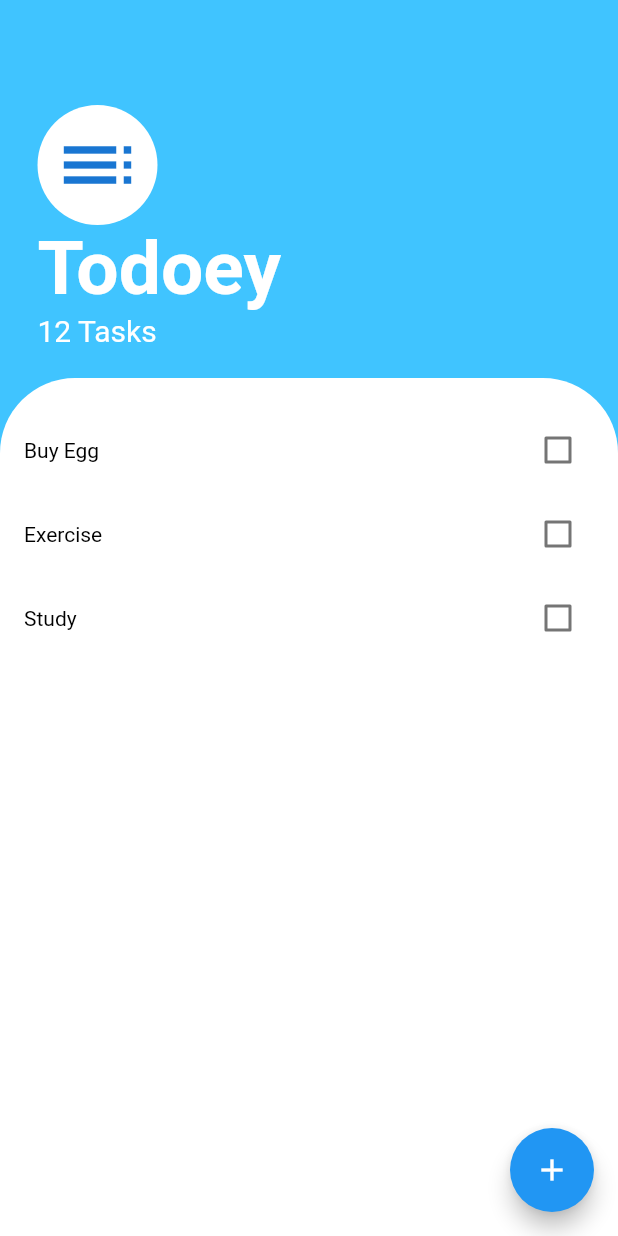
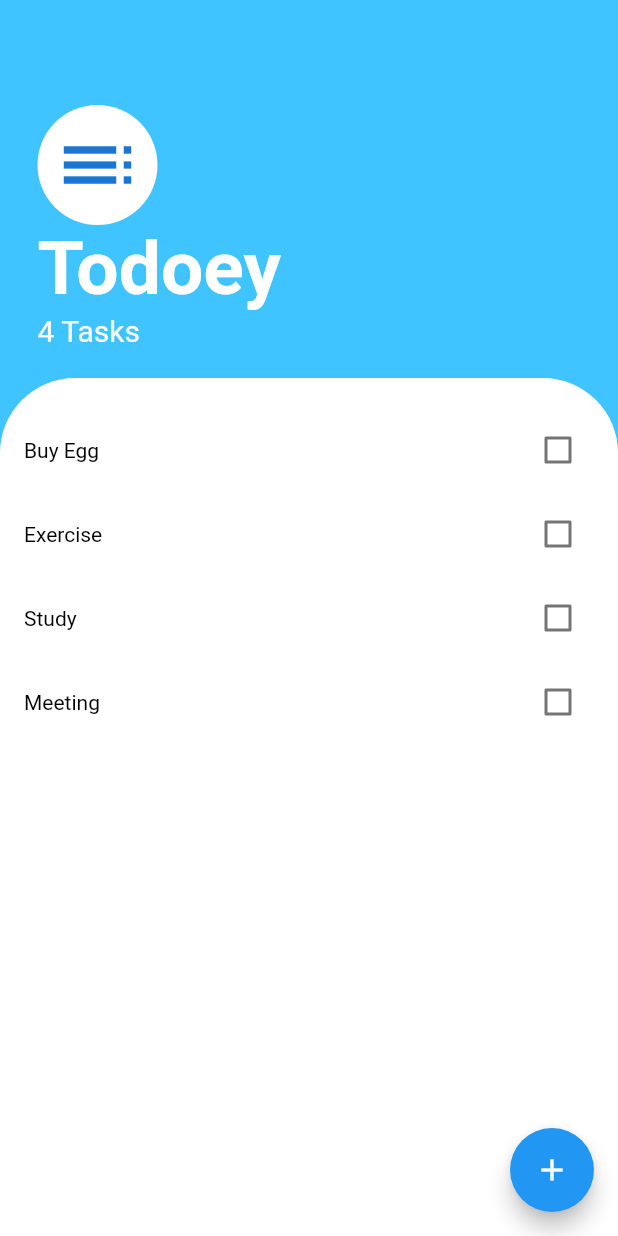
Before and after one commit to vikepk/Todey, a Flutter app: the screen it shows after launch, on a phone screen of 412 x 824 dp. Run offline on Flutter 3.47's test engine with Material 2 defaults, Android fonts, the phone set to English and light mode, and no system bars.

Commit message:
Provider Added Working in Static data

```diff
--- a/lib/components/tasklist.dart
+++ b/lib/components/tasklist.dart
@@ -1,39 +1,36 @@
 import 'package:flutter/material.dart';
 import 'package:todey/components/task_tile.dart';
+import 'package:todey/screens/add_task.dart';
+import "package:async/async.dart";
+import 'package:provider/provider.dart';
+import '../data/task_data.dart';
 
 import '../data/task.dart';
+import "dart:developer";
 
+import '../screens/taskscreen.dart';
 
-
-
-class TaskList extends StatefulWidget {
-
-  @override
-  State<TaskList> createState() => _TaskListState();
-
-}
-
-
-class _TaskListState extends State<TaskList> {
-  List<Task> task=[Task(name:"Buy Egg"  ),Task(name: "Exercise"),Task(name: "Study")];
+class TaskList extends StatelessWidget {
   @override
   Widget build(BuildContext context) {
-    return ListView.builder(
+    // List task = Provider.of<Task_Data>(context).task;
+    return Consumer<Task_Data>(builder: (context, tasksdata, child) {
+      return ListView.builder(
+          itemCount: tasksdata.taskCount(),
+          itemBuilder: (context, index) {
+            return TaskTile(
+                //Constructor
+                str: tasksdata.task[index].name,
+                isChecked: tasksdata.task[index].isDone,
+                ischeck: (checkboxState) {
+                  // setState(() {
+                  //   task[index].toggleDone();
+                  //   //_getResultFromNextScreen(context);
 
-      itemCount: task.length,
-        itemBuilder:(context, index){
-
-        return TaskTile(
-          //Constructor
-            str:task[index].name,
-            isChecked: task[index].isDone,
-            ischeck:(checkboxState){
-              setState(() {
-                  task[index].toggleDone();
-                  //setState inside a Stateful Widget a callback function
-            });
-            });
-
-    }  );
+                  //   //setState inside a Stateful Widget a callback function
+                  // });
+                });
+          });
+    });
   }
 }
--- /dev/null
+++ b/lib/data/task_data.dart
@@ -0,0 +1,16 @@
+import 'package:flutter/material.dart';
+
+import 'task.dart';
+import 'package:provider/provider.dart';
+
+class Task_Data extends ChangeNotifier {
+  List<Task> task = [
+    Task(name: "Buy Egg"),
+    Task(name: "Exercise"),
+    Task(name: "Study"),
+    Task(name: "Meeting")
+  ];
+  int taskCount() {
+    return task.length;
+  }
+}
--- a/lib/main.dart
+++ b/lib/main.dart
@@ -1,5 +1,8 @@
 import 'package:flutter/material.dart';
+import 'package:todey/data/task_data.dart';
+import 'data/task.dart';
 import 'screens/taskscreen.dart';
+import 'package:provider/provider.dart';
 
 void main() {
   runApp(const MyApp());
@@ -10,9 +13,14 @@ class MyApp extends StatelessWidget {
 
   @override
   Widget build(BuildContext context) {
-    return MaterialApp(
-      debugShowCheckedModeBanner: false,
-      home:TasksScreen(),
+    return ChangeNotifierProvider(
+      create: (BuildContext context) {
+        return Task_Data();
+      },
+      child: MaterialApp(
+        debugShowCheckedModeBanner: false,
+        home: TasksScreen(),
+      ),
     );
   }
 }
--- a/lib/screens/taskscreen.dart
+++ b/lib/screens/taskscreen.dart
@@ -1,8 +1,13 @@
 import 'package:flutter/material.dart';
 import 'package:todey/components/task_tile.dart';
+import 'package:provider/provider.dart';
+import '../data/task_data.dart';
 import 'package:todey/screens/add_task.dart';
 
 import '../components/tasklist.dart';
+import '../data/task.dart';
+
+//late String value;
 class TasksScreen extends StatefulWidget {
   const TasksScreen({Key? key}) : super(key: key);
 
@@ -11,15 +16,35 @@ class TasksScreen extends StatefulWidget {
 }
 
 class _TasksScreenState extends State<TasksScreen> {
-  Widget bottomsheet(BuildContext context) =>Container(color: Colors.blueAccent,);
+  Widget bottomsheet(BuildContext context) => Container(
+        color: Colors.blueAccent,
+      );
 
   @override
   Widget build(BuildContext context) {
+    List task = Provider.of<Task_Data>(context).task;
     return Scaffold(
       floatingActionButton: FloatingActionButton(
-        child: Icon(Icons.add), onPressed: () {
-          showModalBottomSheet(context: context, builder: (context)=>AddTask());
-      },),
+        child: Icon(Icons.add),
+        onPressed: () async {
+          try {
+            showModalBottomSheet(
+                context: context,
+                builder: (context) => AddTask(
+                      add: (value) {
+                        setState(() {
+                          print(value);
+                          task.add(Task(name: value.toString()));
+                        });
+                      },
+                    ));
+          } catch (e) {
+            print("Hello,$e");
+          }
+
+          //print(value);
+        },
+      ),
       backgroundColor: Colors.lightBlueAccent,
       body: Column(
         crossAxisAlignment: CrossAxisAlignment.start,
@@ -29,37 +54,47 @@ class _TasksScreenState extends State<TasksScreen> {
             child: Column(
               crossAxisAlignment: CrossAxisAlignment.start,
               children: [
-                CircleAvatar(backgroundColor: Colors.white,
+                CircleAvatar(
+                    backgroundColor: Colors.white,
                     radius: 40,
-                    child: Icon(Icons.toc_outlined, size: 60,)),
-                Text('Todoey', style: TextStyle(color: Colors.white,
-                    fontSize: 50,
-                    fontWeight: FontWeight.bold),),
-                Text("12 Tasks",
+                    child: Icon(
+                      Icons.toc_outlined,
+                      size: 60,
+                    )),
+                Text(
+                  'Todoey',
+                  style: TextStyle(
+                      color: Colors.white,
+                      fontSize: 50,
+                      fontWeight: FontWeight.bold),
+                ),
+                Text("${Provider.of<Task_Data>(context).taskCount()} Tasks",
                     style: TextStyle(color: Colors.white, fontSize: 20))
               ],
             ),
           ),
-          SizedBox(height: 20,),
+          SizedBox(
+            height: 20,
+          ),
           Expanded(
             child: Container(
               height: 300,
               width: double.infinity,
-              decoration: BoxDecoration(color: Colors.white,
-                  borderRadius: BorderRadius.only(topLeft: Radius.circular(50),
+              decoration: BoxDecoration(
+                  color: Colors.white,
+                  borderRadius: BorderRadius.only(
+                      topLeft: Radius.circular(50),
                       topRight: Radius.circular(50))),
               child: Padding(
                 padding: const EdgeInsets.only(top: 20),
                 child: TaskList(),
               ),
             ),
-
           )
         ],
       ),
     );
   }
-
 }
 
 
--- a/pubspec.yaml
+++ b/pubspec.yaml
@@ -35,6 +35,7 @@ dependencies:
   # The following adds the Cupertino Icons font to your application.
   # Use with the CupertinoIcons class for iOS style icons.
   cupertino_icons: ^1.0.2
+  provider: ^6.0.5
 
 dev_dependencies:
   flutter_test:
```
Also changed, not shown: lib/data/task.dart (+9 -4 lines), lib/screens/add_task.dart (+29 -6 lines), pubspec.lock.
